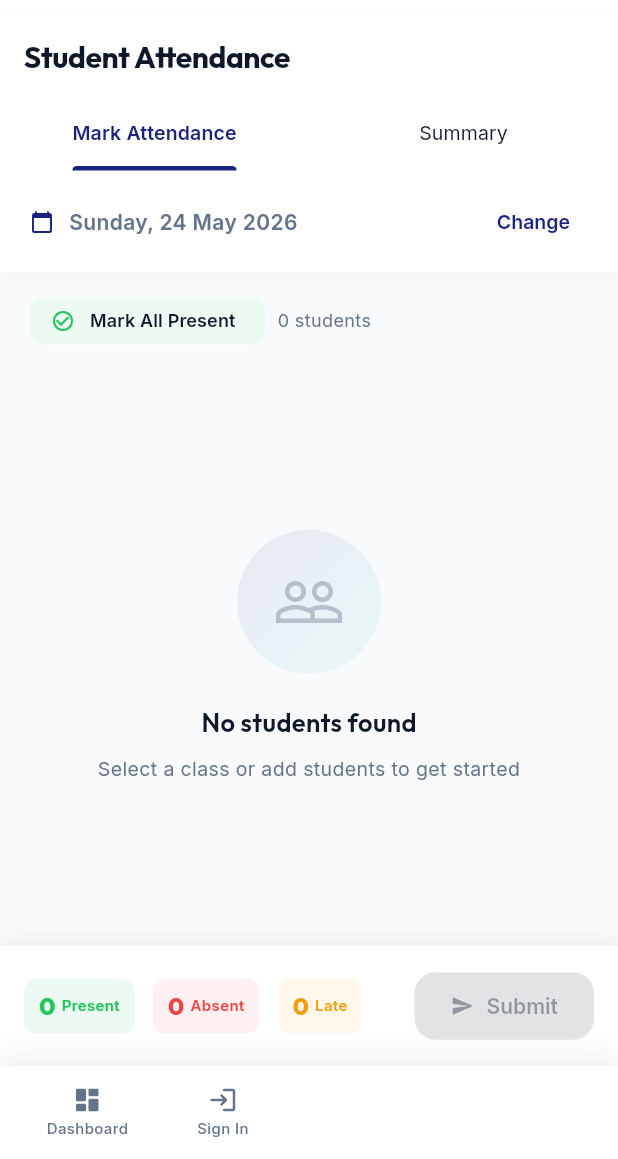
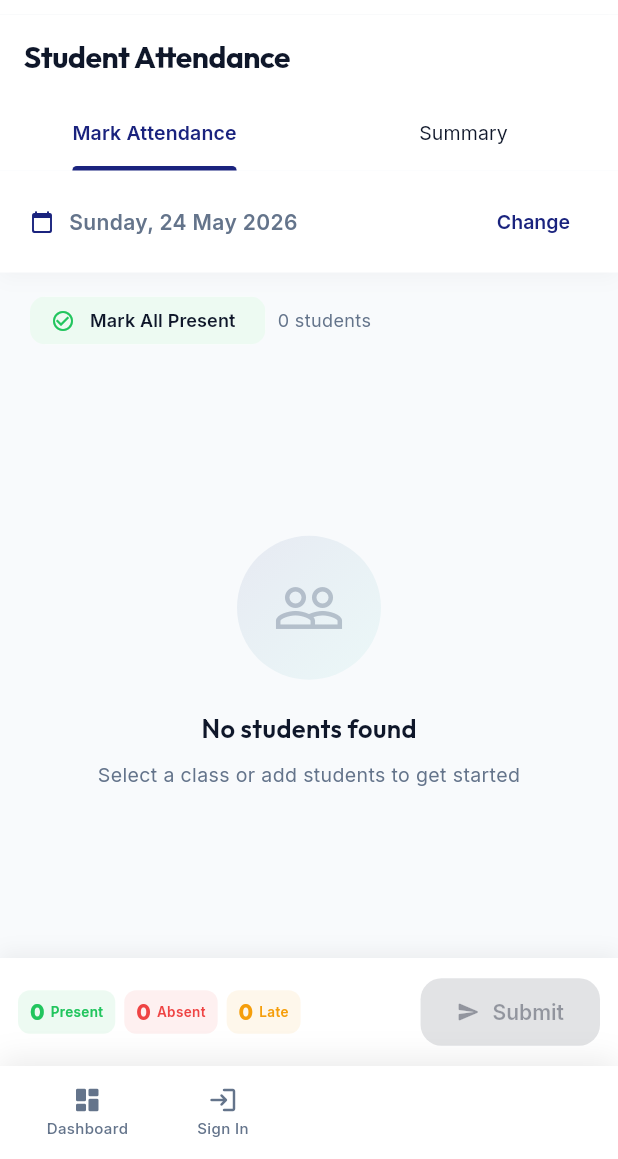
Before and after one commit to ramakotaiahmotupalli989-commits/olms_frontend, a Flutter app: the TeacherAttendancePage screen opened by its route, on a phone screen of 412 x 824 dp, the part 77-1236 px from its top. Run offline on Flutter 3.47's test engine with Material 3 defaults, Android fonts, the phone set to English and light mode, and no system bars; our stand-ins replace chewie, dio, fl_chart, flutter_riverpod, flutter_secure_storage, go_router and 3 more; accounts and stored records are empty; network calls fail.

Commit message:
fix: resolve teacher class roster dropdown crash, cms video dialog scroll overflow, and teacher attendance horizontal layout overflow

```diff
--- a/lib/features/super_admin/view/cms_management_page.dart
+++ b/lib/features/super_admin/view/cms_management_page.dart
@@ -534,7 +534,8 @@ class _ChapterVideoSheetState extends State<_ChapterVideoSheet> {
       builder: (context, setDialogState) => AlertDialog(
         shape: RoundedRectangleBorder(borderRadius: BorderRadius.circular(16)),
         title: const Text('Add Video Lesson'),
-        content: Column(
+        content: SingleChildScrollView(
+          child: Column(
             mainAxisSize: MainAxisSize.min,
             children: [
               TextField(controller: titleCtrl, decoration: const InputDecoration(labelText: 'Video Title', prefixIcon: Icon(Icons.title_rounded))),
@@ -589,6 +590,7 @@ class _ChapterVideoSheetState extends State<_ChapterVideoSheet> {
                 ],
               ),
             ],
+          ),
         ),
         actions: [
           TextButton(onPressed: () => Navigator.pop(ctx), child: const Text('Cancel')),
--- a/lib/features/teacher/view/class_roster_page.dart
+++ b/lib/features/teacher/view/class_roster_page.dart
@@ -76,11 +76,11 @@ class _ClassRosterPageState extends State<ClassRosterPage> {
                       const SizedBox(height: 12),
                       if (classes.isNotEmpty) ...[
                         DropdownButtonFormField<int>(
-                          value: selectedClassId,
+                          value: classes.any((c) => c['class_id'] == selectedClassId) ? selectedClassId : null,
                           decoration: InputDecoration(labelText: 'Class / Section *', border: OutlineInputBorder(borderRadius: BorderRadius.circular(12))),
                           items: classes.map((c) => DropdownMenuItem<int>(
-                            value: c['class_id'],
-                            child: Text(c['label'].toString())
+                            value: c['class_id'] as int?,
+                            child: Text('Class ${c['grade'] ?? ''} - ${c['section'] ?? ''}')
                           )).toList(),
                           onChanged: (v) => setDialogState(() => selectedClassId = v),
                         ),
--- a/lib/features/teacher/view/teacher_attendance_page.dart
+++ b/lib/features/teacher/view/teacher_attendance_page.dart
@@ -465,7 +465,7 @@ class _TeacherAttendancePageState extends State<TeacherAttendancePage>
     int late = _attendanceStatus.values.where((v) => v == 'late').length;
 
     return Container(
-      padding: const EdgeInsets.all(16),
+      padding: const EdgeInsets.symmetric(horizontal: 12, vertical: 12),
       decoration: BoxDecoration(
         color: Colors.white,
         boxShadow: [BoxShadow(color: Colors.black.withValues(alpha: 0.05), blurRadius: 10, offset: const Offset(0, -4))],
@@ -474,9 +474,9 @@ class _TeacherAttendancePageState extends State<TeacherAttendancePage>
         child: Row(
           children: [
             _summaryChip('Present', present, AppColors.success),
-            const SizedBox(width: 12),
+            const SizedBox(width: 6),
             _summaryChip('Absent', absent, AppColors.error),
-            const SizedBox(width: 12),
+            const SizedBox(width: 6),
             _summaryChip('Late', late, AppColors.warning),
             const Spacer(),
             ElevatedButton.icon(
@@ -494,7 +494,7 @@ class _TeacherAttendancePageState extends State<TeacherAttendancePage>
 
   Widget _summaryChip(String label, int count, Color color) {
     return Container(
-      padding: const EdgeInsets.symmetric(horizontal: 10, vertical: 6),
+      padding: const EdgeInsets.symmetric(horizontal: 8, vertical: 4),
       decoration: BoxDecoration(
         color: color.withValues(alpha: 0.08),
         borderRadius: BorderRadius.circular(8),
@@ -502,9 +502,9 @@ class _TeacherAttendancePageState extends State<TeacherAttendancePage>
       child: Row(
         mainAxisSize: MainAxisSize.min,
         children: [
-          Text('$count', style: GoogleFonts.outfit(fontSize: 16, fontWeight: FontWeight.w800, color: color)),
+          Text('$count', style: GoogleFonts.outfit(fontSize: 14, fontWeight: FontWeight.w800, color: color)),
           const SizedBox(width: 4),
-          Text(label, style: GoogleFonts.inter(fontSize: 10, color: color, fontWeight: FontWeight.w600)),
+          Text(label, style: GoogleFonts.inter(fontSize: 9, color: color, fontWeight: FontWeight.w600)),
         ],
       ),
     );
```
Lines whose indentation alone changed are shown as unchanged.
